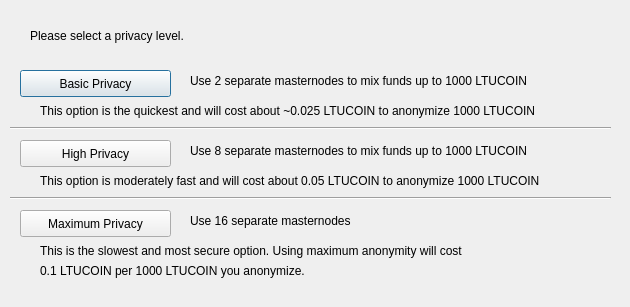
Before: the Qt Designer form src/qt/forms/darksendconfig.ui in niocutl/dash, drawn with Qt 5.
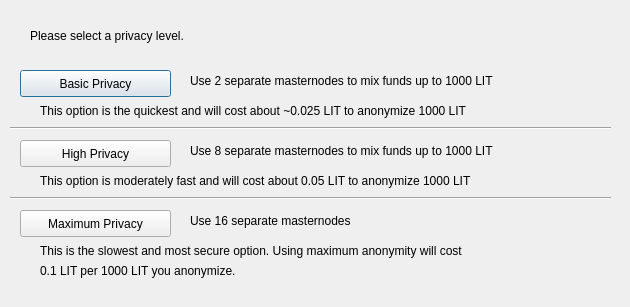
After: the same form once the commit is applied.

The edit to the form file:
```diff
--- a/src/qt/forms/darksendconfig.ui
+++ b/src/qt/forms/darksendconfig.ui
@@ -75,7 +75,7 @@
     </rect>
    </property>
    <property name="text">
-    <string>Use 2 separate masternodes to mix funds up to 1000 LTUCOIN</string>
+    <string>Use 2 separate masternodes to mix funds up to 1000 LIT</string>
    </property>
   </widget>
   <widget class="QLabel" name="label_3">
@@ -88,7 +88,7 @@
     </rect>
    </property>
    <property name="text">
-    <string>Use 8 separate masternodes to mix funds up to 1000 LTUCOIN</string>
+    <string>Use 8 separate masternodes to mix funds up to 1000 LIT</string>
    </property>
   </widget>
   <widget class="QLabel" name="label_4">
@@ -114,7 +114,7 @@
     </rect>
    </property>
    <property name="text">
-    <string>This option is the quickest and will cost about ~0.025 LTUCOIN to anonymize 1000 LTUCOIN</string>
+    <string>This option is the quickest and will cost about ~0.025 LIT to anonymize 1000 LIT</string>
    </property>
   </widget>
   <widget class="QLabel" name="label_7">
@@ -127,7 +127,7 @@
     </rect>
    </property>
    <property name="text">
-    <string>This option is moderately fast and will cost about 0.05 LTUCOIN to anonymize 1000 LTUCOIN</string>
+    <string>This option is moderately fast and will cost about 0.05 LIT to anonymize 1000 LIT</string>
    </property>
   </widget>
   <widget class="QLabel" name="label_8">
@@ -153,7 +153,7 @@
     </rect>
    </property>
    <property name="text">
-    <string>0.1 LTUCOIN per 1000 LTUCOIN you anonymize.</string>
+    <string>0.1 LIT per 1000 LIT you anonymize.</string>
    </property>
   </widget>
   <widget class="Line" name="line">
```
